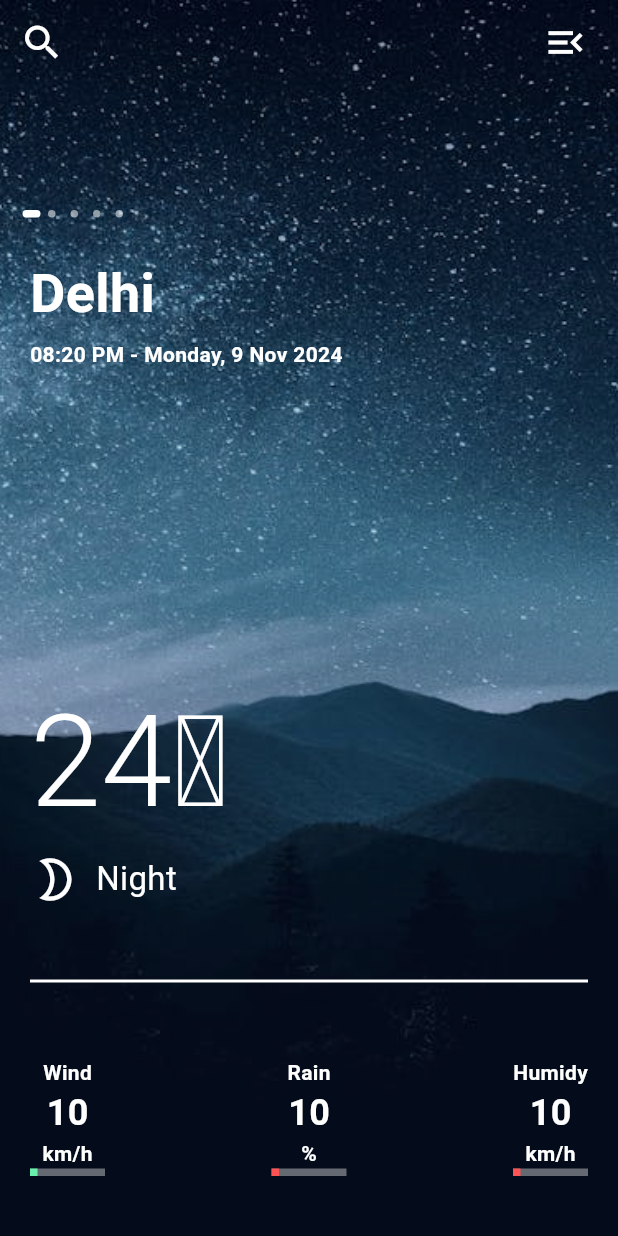
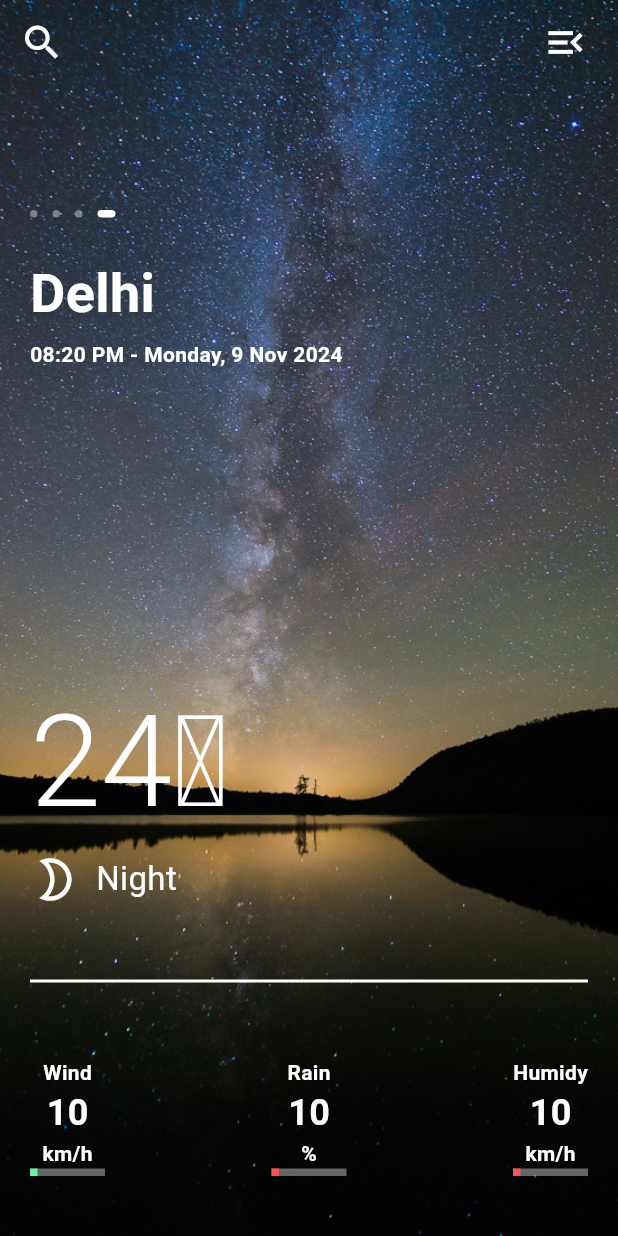
Before and after one commit to kakamrulhasan/Weath-App, a Flutter app: the screen it shows after launch, swiped to page 4, on a phone screen of 412 x 824 dp. Run offline on Flutter 3.47's test engine with Material 3 defaults, Android fonts, the phone set to English and light mode, and no system bars.

Commit message:
changing_background_img

```diff
--- a/lib/slider_dot.dart
+++ b/lib/slider_dot.dart
@@ -6,11 +6,14 @@ class SliderDot extends StatelessWidget {
 
   @override
   Widget build(BuildContext context) {
-    return Container(
-      width: 12,
+    return AnimatedContainer(
+      duration: Duration(milliseconds: 150),
+      margin: EdgeInsets.symmetric(horizontal: 5),
+      width: isActive ? 12 : 5,
       height: 5,
       decoration: BoxDecoration(
-          color: Colors.white, borderRadius: BorderRadius.circular(5)),
+          color: isActive ? Colors.white : Colors.white38,
+          borderRadius: BorderRadius.circular(5)),
     );
   }
 }
--- a/lib/weather_app.dart
+++ b/lib/weather_app.dart
@@ -1,12 +1,32 @@
 import 'package:flutter/material.dart';
 import 'package:flutter_application_31/single_weather.dart';
+import 'package:flutter_application_31/slider_dot.dart';
 import 'package:flutter_application_31/weather_locations.dart';
 
-class WeatherApp extends StatelessWidget {
+class WeatherApp extends StatefulWidget {
   WeatherApp({super.key});
 
   @override
+  State<WeatherApp> createState() => _WeatherAppState();
+}
+
+class _WeatherAppState extends State<WeatherApp> {
+  int _currentPage = 0;
+
+  _onPageChanged(int index) {
+    setState(() {
+      _currentPage = index;
+    });
+  }
+
+  @override
   Widget build(BuildContext context) {
+    String bgImg;
+    if (locationList[_currentPage].weatherType == 'Night') {
+      bgImg = 'assets/night.jpg';
+    } else {
+      bgImg = 'assets/galaxy.jpeg';
+    }
     return Scaffold(
       extendBodyBehindAppBar: true,
       appBar: AppBar(
@@ -41,7 +61,7 @@ class WeatherApp extends StatelessWidget {
         child: Stack(
           children: [
             Image.asset(
-              'assets/galaxy.jpeg',
+              bgImg,
               fit: BoxFit.cover,
               height: double.infinity,
               width: double.infinity,
@@ -53,45 +73,8 @@ class WeatherApp extends StatelessWidget {
               margin: EdgeInsets.only(top: 140, left: 15),
               child: Row(
                 children: [
-                  Container(
-                    width: 12,
-                    height: 5,
-                    decoration: BoxDecoration(
-                        color: Colors.white,
-                        borderRadius: BorderRadius.circular(5)),
-                  ),
-                  Container(
-                    margin: EdgeInsets.symmetric(horizontal: 5),
-                    width: 5,
-                    height: 5,
-                    decoration: BoxDecoration(
-                        color: Colors.white54,
-                        borderRadius: BorderRadius.circular(5)),
-                  ),
-                  Container(
-                    margin: EdgeInsets.symmetric(horizontal: 5),
-                    width: 5,
-                    height: 5,
-                    decoration: BoxDecoration(
-                        color: Colors.white54,
-                        borderRadius: BorderRadius.circular(5)),
-                  ),
-                  Container(
-                    margin: EdgeInsets.symmetric(horizontal: 5),
-                    width: 5,
-                    height: 5,
-                    decoration: BoxDecoration(
-                        color: Colors.white54,
-                        borderRadius: BorderRadius.circular(5)),
-                  ),
-                  Container(
-                    margin: EdgeInsets.symmetric(horizontal: 5),
-                    width: 5,
-                    height: 5,
-                    decoration: BoxDecoration(
-                        color: Colors.white54,
-                        borderRadius: BorderRadius.circular(5)),
-                  ),
+                  for (int i = 0; i < locationList.length; i++)
+                    if (i == _currentPage) SliderDot(true) else SliderDot(false)
                 ],
               ),
             ),
@@ -99,7 +82,8 @@ class WeatherApp extends StatelessWidget {
               scrollDirection: Axis.horizontal,
               itemCount: locationList.length,
               itemBuilder: (context, index) => SingleWeather(index),
-            )
+              onPageChanged: _onPageChanged,
+            ),
           ],
         ),
       ),
```
